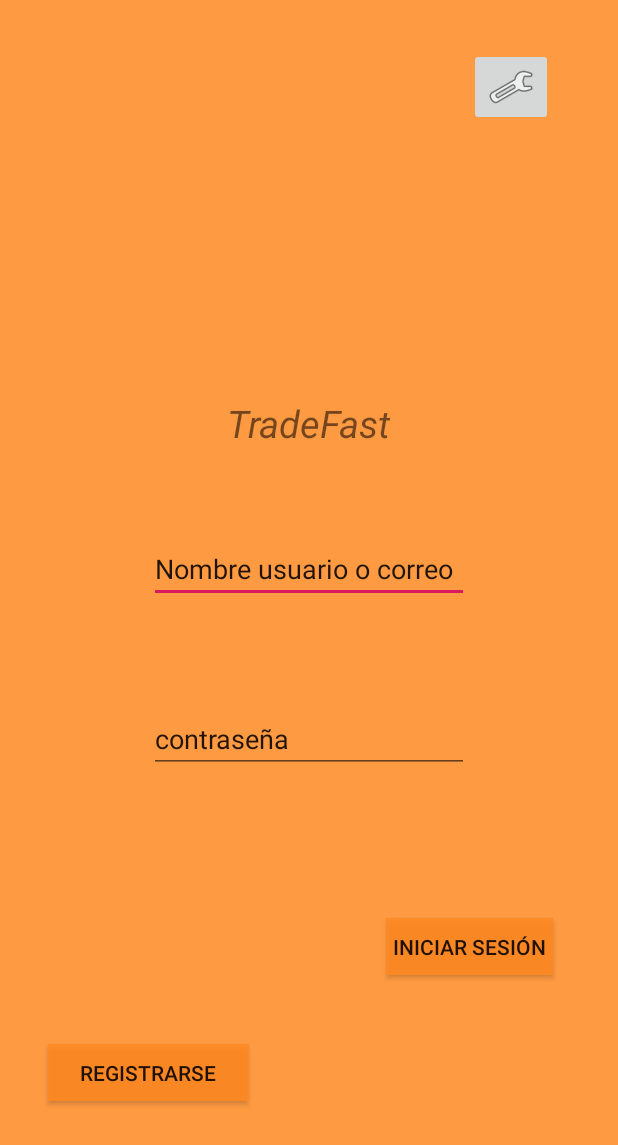
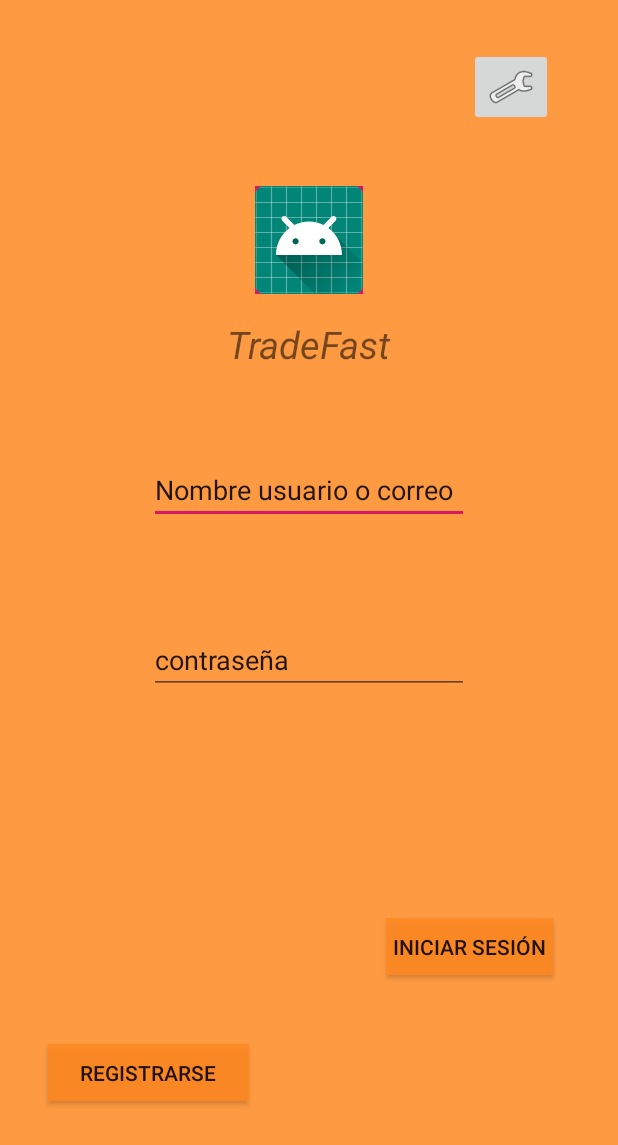
Before and after one commit to emiliopingu/Tradefast, an Android app: the screen it shows after launch (MainActivity), on a phone screen of 412 x 824 dp. Shown: the top 1145 px of the screen. Run offline under Robolectric (Android 15) with nearby library versions, the phone set to English and light mode, and no system bars.

Commit message:
enganches1/4

```diff
--- a/app/src/main/java/com/example/tradefast/MainActivity.kt
+++ b/app/src/main/java/com/example/tradefast/MainActivity.kt
@@ -1,5 +1,6 @@
 package com.example.tradefast
 
+import android.content.Intent
 import android.os.Bundle
 import android.support.design.widget.Snackbar
 import android.support.v7.app.AppCompatActivity;
@@ -14,7 +15,15 @@ class MainActivity : AppCompatActivity() {
         super.onCreate(savedInstanceState)
         setContentView(R.layout.activity_main)
 
+        botonRegistrarse.setOnClickListener {
+            val intRegistrar = Intent(this,PantallaRegistro::class.java)
+            startActivity(intRegistrar)
+        }
 
+        botonIniciarSecion.setOnClickListener {
+            val intIniciarSecion = Intent(this,PantallaPrincipalNovedades::class.java)
+            startActivity(intIniciarSecion)
+        }
     }
 
 
--- a/app/src/main/java/com/example/tradefast/PantallaInfoNovedades.kt
+++ b/app/src/main/java/com/example/tradefast/PantallaInfoNovedades.kt
@@ -1,12 +1,18 @@
 package com.example.tradefast
 
+import android.content.Intent
 import android.support.v7.app.AppCompatActivity
 import android.os.Bundle
+import kotlinx.android.synthetic.main.activity_pantalla_compra_con_tarjeta.*
+import kotlinx.android.synthetic.main.activity_pantalla_principal_novedades.*
 
 class PantallaInfoNovedades : AppCompatActivity() {
 
     override fun onCreate(savedInstanceState: Bundle?) {
         super.onCreate(savedInstanceState)
         setContentView(R.layout.activity_pantalla_info_novedades)
+
+
+
     }
 }
--- a/app/src/main/java/com/example/tradefast/PantallaInfoSubastas.kt
+++ b/app/src/main/java/com/example/tradefast/PantallaInfoSubastas.kt
@@ -1,12 +1,15 @@
 package com.example.tradefast
 
+import android.content.Intent
 import android.support.v7.app.AppCompatActivity
 import android.os.Bundle
+import kotlinx.android.synthetic.main.activity_pantalla_principal_novedades.*
 
 class PantallaInfoSubastas : AppCompatActivity() {
 
     override fun onCreate(savedInstanceState: Bundle?) {
         super.onCreate(savedInstanceState)
         setContentView(R.layout.activity_pantalla_info_subastas)
+
     }
 }
--- a/app/src/main/res/layout/activity_main.xml
+++ b/app/src/main/res/layout/activity_main.xml
@@ -5,13 +5,14 @@
                                              android:layout_height="match_parent" android:background="#D8FF8922">
 
     <ImageView
-            android:layout_width="163dp"
-            android:layout_height="134dp" tools:srcCompat="@tools:sample/avatars[3]"
+            android:layout_width="wrap_content"
+            android:layout_height="wrap_content" tools:src="@mipmap/ic_launcher_round"
             android:id="@+id/imageView" app:layout_constraintEnd_toEndOf="parent"
             android:layout_marginEnd="8dp" app:layout_constraintStart_toStartOf="parent"
             android:layout_marginStart="8dp" android:layout_marginTop="8dp" app:layout_constraintTop_toTopOf="parent"
             android:layout_marginBottom="8dp" app:layout_constraintBottom_toBottomOf="parent"
-            app:layout_constraintVertical_bias="0.158"/>
+            app:layout_constraintVertical_bias="0.158" android:background="@color/colorAccent"
+            app:srcCompat="@mipmap/ic_launcher"/>
     <ImageButton
             android:layout_width="wrap_content"
             android:layout_height="wrap_content" app:srcCompat="@android:drawable/ic_menu_preferences"
@@ -53,7 +54,7 @@
             android:text="@string/botonRegistroInicio"
             android:layout_width="134dp"
             android:layout_height="38dp"
-            android:id="@+id/button" app:layout_constraintStart_toStartOf="parent" android:layout_marginStart="32dp"
+            android:id="@+id/botonRegistrarse" app:layout_constraintStart_toStartOf="parent" android:layout_marginStart="32dp"
             android:layout_marginBottom="84dp" app:layout_constraintBottom_toBottomOf="parent"
             android:layout_marginTop="8dp" app:layout_constraintTop_toTopOf="parent"
             app:layout_constraintVertical_bias="0.991" android:background="#D8FF8922"/>
@@ -61,9 +62,9 @@
             android:text="@string/botonIniciosecion"
             android:layout_width="111dp"
             android:layout_height="38dp"
-            android:id="@+id/button2" app:layout_constraintEnd_toEndOf="parent" android:layout_marginEnd="36dp"
+            android:id="@+id/botonIniciarSecion" app:layout_constraintEnd_toEndOf="parent" android:layout_marginEnd="36dp"
             android:layout_marginTop="596dp" app:layout_constraintTop_toTopOf="parent" android:layout_marginBottom="8dp"
             app:layout_constraintBottom_toBottomOf="parent" app:layout_constraintVertical_bias="0.089"
-            app:layout_constraintStart_toEndOf="@+id/button" android:layout_marginStart="8dp"
+            app:layout_constraintStart_toEndOf="@+id/botonRegistrarse" android:layout_marginStart="8dp"
             app:layout_constraintHorizontal_bias="0.922" android:background="#D8FF8922"/>
 </android.support.constraint.ConstraintLayout>
--- a/app/src/main/res/layout/activity_pantalla_registro.xml
+++ b/app/src/main/res/layout/activity_pantalla_registro.xml
@@ -11,7 +11,7 @@
             android:layout_width="wrap_content"
             android:layout_height="wrap_content"
             android:inputType="textPersonName"
-            android:text="Nombre"
+            android:hint="name"
             android:ems="10"
             android:id="@+id/RegistroNombre" android:layout_marginStart="8dp"
             app:layout_constraintStart_toStartOf="parent" android:layout_marginEnd="8dp"
```
Also changed, not shown: app/src/main/java/com/example/tradefast/PantallaCompraConTarjeta.kt (+12 -0 lines), app/src/main/java/com/example/tradefast/PantallaDeAjustes.kt (+7 -0 lines), app/src/main/java/com/example/tradefast/PantallaPersonalizarPerfil.kt (+7 -0 lines), app/src/main/java/com/example/tradefast/PantallaPrincipalNovedades.kt (+7 -0 lines), app/src/main/java/com/example/tradefast/PantallaPrincipalSubastas.kt (+8 -0 lines), app/src/main/java/com/example/tradefast/PantallaRegistro.kt (+8 -0 lines), app/src/main/java/com/example/tradefast/PantallaSubirPuja.kt (+11 -0 lines).
